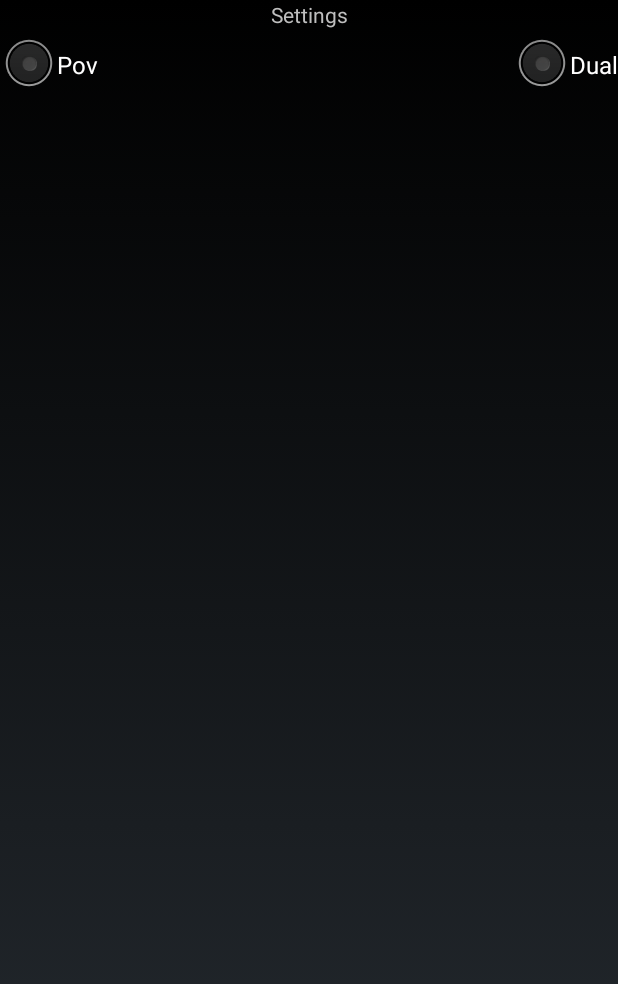
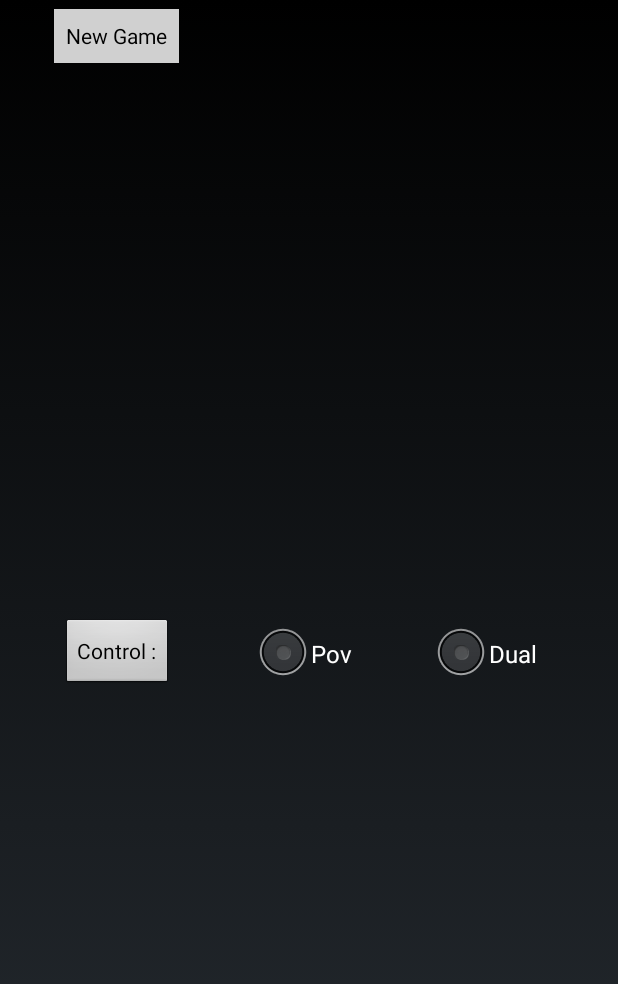
Before and after one commit to asif-mistry/Snake, an Android app: the layout activity_setting.xml on its own in the app's theme, with its tools: preview values and no code run, on a phone screen of 412 x 824 dp. Shown: the top 984 px of the screen. Run offline under Robolectric (Android 15) with nearby library versions, the light colour scheme and no system bars.

Commit message:
Added settings screen

```diff
--- a/app/src/main/java/com/asif/snake/SnakeActivity.java
+++ b/app/src/main/java/com/asif/snake/SnakeActivity.java
@@ -1,5 +1,6 @@
 package com.asif.snake;
 
+import android.content.Intent;
 import android.os.Bundle;
 import android.app.Activity;
 import android.graphics.Point;
@@ -22,11 +23,16 @@ public class SnakeActivity extends Activity {
         Point size = new Point();
         display.getSize(size);
 
+        Intent intent = getIntent();
+
+        AppConstants.Control result = (AppConstants.Control) intent.getSerializableExtra(AppConstants.CONTROL_KEY);
         // Create a new View based on the SnakeView class
         snakeView = new SnakeView(this, size);
+        snakeView.setControl(result);
 
         // Make snakeView the default view of the Activity
         setContentView(snakeView);
+        snakeView.startGame();
     }
 
 
--- a/app/src/main/res/layout/activity_setting.xml
+++ b/app/src/main/res/layout/activity_setting.xml
@@ -6,31 +6,48 @@
     android:layout_height="match_parent"
     tools:context="com.asif.snake.SettingActivity">
 
-    <TextView
-        android:id="@+id/textView"
+
+    <RadioButton
+        android:id="@+id/povRadio"
         android:layout_width="wrap_content"
         android:layout_height="wrap_content"
-        android:text="Settings"
-        app:layout_constraintLeft_toLeftOf="parent"
-        app:layout_constraintRight_toRightOf="parent"
-        app:layout_constraintTop_toTopOf="parent"
-        tools:text="Settings" />
+
+        android:text="Pov"
+        app:layout_constraintBottom_toBottomOf="@+id/controlButton"
+        app:layout_constraintStart_toEndOf="@+id/controlButton"
+        app:layout_constraintTop_toTopOf="@+id/controlButton"
+        app:layout_constraintEnd_toStartOf="@+id/dualRadio"
+        app:layout_constraintVertical_bias="1.0" />
 
     <RadioButton
-        android:id="@+id/radioButton"
-        android:layout_width="wrap_content"
-        android:layout_height="wrap_content"
-        android:text="Pov"
-        app:layout_constraintTop_toBottomOf="@id/textView"
-        app:layout_constraintLeft_toLeftOf="parent"
-
-        />
-
-    <RadioButton
-        android:id="@+id/radioButton2"
+        android:id="@+id/dualRadio"
         android:layout_width="wrap_content"
         android:layout_height="wrap_content"
         android:text="Dual"
-        app:layout_constraintTop_toBottomOf="@id/textView"
-        app:layout_constraintRight_toRightOf="parent"/>
+        app:layout_constraintBottom_toBottomOf="@+id/povRadio"
+        app:layout_constraintEnd_toEndOf="parent"
+        app:layout_constraintStart_toEndOf="@+id/povRadio"
+        app:layout_constraintTop_toTopOf="@+id/povRadio" />
+
+    <Button
+        android:id="@+id/newGameButton"
+        style="@style/Widget.AppCompat.Button"
+        android:layout_width="wrap_content"
+        android:layout_height="wrap_content"
+        android:text="New Game"
+        app:layout_constraintHorizontal_bias="0.1"
+        app:layout_constraintLeft_toLeftOf="parent"
+        app:layout_constraintRight_toRightOf="parent"
+        app:layout_constraintTop_toTopOf="parent" />
+
+    <Button
+        android:id="@+id/controlButton"
+        android:layout_width="wrap_content"
+        android:layout_height="wrap_content"
+        android:text="Control :"
+        app:layout_constraintBottom_toBottomOf="parent"
+        app:layout_constraintEnd_toEndOf="@+id/newGameButton"
+        app:layout_constraintStart_toStartOf="@+id/newGameButton"
+        app:layout_constraintTop_toBottomOf="@+id/newGameButton" />
+
 </android.support.constraint.ConstraintLayout>
```
Also changed, not shown: app/src/main/AndroidManifest.xml (+8 -9 lines), app/src/main/java/com/asif/snake/AppConstants.java (added, +12 -0 lines), app/src/main/java/com/asif/snake/SettingActivity.java (+82 -0 lines), app/src/main/java/com/asif/snake/SnakeView.java (+10 -5 lines).
